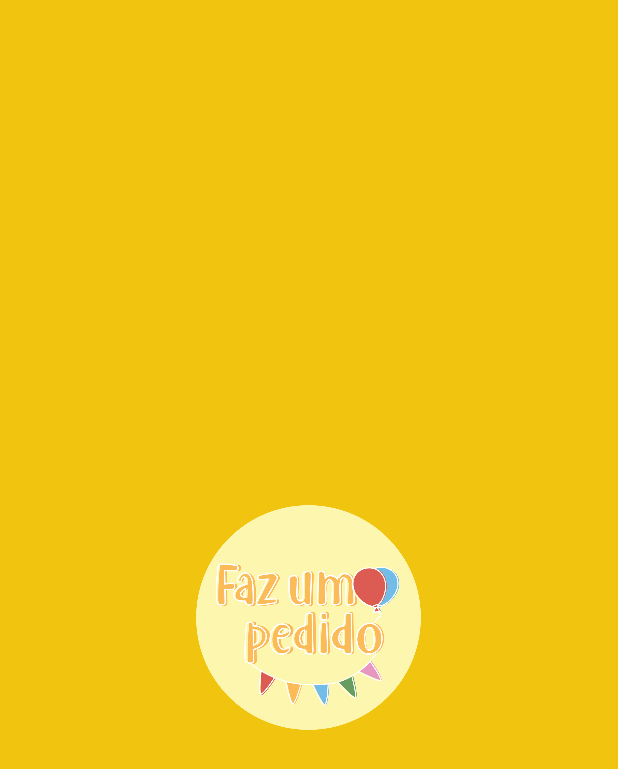
After one commit to mehvitor/Atividade-Reflexiva, an Android app: the SplashActivity screen opened directly, with no data from a screen before it, on a phone screen of 412 x 824 dp. The commit adds this screen. Shown: the top 769 px of the screen. Run offline under Robolectric (Android 15) with nearby library versions, the phone set to English and light mode, and no system bars.

Commit message:
Mudei as cores do aplicativo e botões e adicionei uma SplashScreen com a logo da loja virtual da minha namorada

```diff
--- a/app/src/main/AndroidManifest.xml
+++ b/app/src/main/AndroidManifest.xml
@@ -13,6 +13,9 @@
         android:theme="@style/Theme.AtividadeReflexiva"
         tools:targetApi="31">
         <activity
+            android:name=".MainActivity"
+            android:exported="false" />
+        <activity
             android:name=".MainActivity3"
             android:exported="false"
             android:label="@string/title_activity_main3"
@@ -23,7 +26,7 @@
             android:label="@string/title_activity_main2"
             android:theme="@style/Theme.AtividadeReflexiva" />
         <activity
-            android:name=".MainActivity"
+            android:name=".SplashActivity"
             android:exported="true"
             android:label="@string/app_name"
             android:theme="@style/Theme.AtividadeReflexiva">
--- /dev/null
+++ b/app/src/main/java/vitortellesescame/com/atividadereflexiva/SplashActivity.java
@@ -0,0 +1,27 @@
+package vitortellesescame.com.atividadereflexiva;
+
+import androidx.appcompat.app.AppCompatActivity;
+
+import android.content.Intent;
+import android.os.Bundle;
+import android.os.Handler;
+
+public class SplashActivity extends AppCompatActivity {
+
+    @Override
+    protected void onCreate(Bundle savedInstanceState) {
+        super.onCreate(savedInstanceState);
+        setContentView(R.layout.activity_splash);
+    new Handler().postDelayed(new Runnable() {
+        @Override
+        public void run() {
+            Intent intent = new Intent(SplashActivity.this, MainActivity.class);
+            startActivity(intent);
+            finish();
+
+        }
+    },3000);
+
+
+    }
+}
--- a/app/src/main/res/drawable/background_button.xml
+++ b/app/src/main/res/drawable/background_button.xml
@@ -3,7 +3,7 @@
     xmlns:android="http://schemas.android.com/apk/res/android">
 
     <solid android:color="@color/white"/>
-    <stroke android:color="#FF6200EE" android:width="2dp"/>
+    <stroke android:color="#FAEE8A" android:width="4dp"/>
     <corners android:radius="30dp"/>
 
 
--- a/app/src/main/res/layout/activity_main.xml
+++ b/app/src/main/res/layout/activity_main.xml
@@ -16,7 +16,7 @@
 
         <com.google.android.material.appbar.MaterialToolbar
             android:id="@+id/toolbar"
-            android:background="#530082"
+            android:background="#f1c40f"
             app:title="Página 1"
             app:titleTextColor="@color/white"
             android:layout_width="match_parent"
@@ -34,7 +34,7 @@
         android:layout_gravity="bottom|end"
         android:layout_marginEnd="@dimen/fab_margin"
         android:layout_marginBottom="16dp"
-        app:srcCompat="@android:drawable/ic_dialog_email" />
+        app:srcCompat="@drawable/img_4" />
 
 
 
--- a/app/src/main/res/layout/activity_main2.xml
+++ b/app/src/main/res/layout/activity_main2.xml
@@ -14,7 +14,9 @@
 
         <com.google.android.material.appbar.MaterialToolbar
             android:id="@+id/toolbar"
-            android:background="#530082"
+            android:background="#f1c40f"
+            app:title="Página 2"
+            app:titleTextColor="@color/white"
             android:layout_width="match_parent"
             android:layout_height="?attr/actionBarSize" />
 
@@ -29,6 +31,6 @@
         android:layout_gravity="bottom|end"
         android:layout_marginEnd="@dimen/fab_margin"
         android:layout_marginBottom="16dp"
-        app:srcCompat="@android:drawable/ic_dialog_email" />
+        app:srcCompat="@drawable/img_4" />
 
 </androidx.coordinatorlayout.widget.CoordinatorLayout>
--- a/app/src/main/res/layout/activity_main3.xml
+++ b/app/src/main/res/layout/activity_main3.xml
@@ -15,7 +15,9 @@
         <com.google.android.material.appbar.MaterialToolbar
             android:id="@+id/toolbar"
             android:layout_width="match_parent"
-            android:background="#530082"
+            android:background="#f1c40f"
+            app:title="Página 3"
+            app:titleTextColor="@color/white"
             android:layout_height="?attr/actionBarSize" />
 
     </com.google.android.material.appbar.AppBarLayout>
@@ -29,6 +31,6 @@
         android:layout_gravity="bottom|end"
         android:layout_marginEnd="@dimen/fab_margin"
         android:layout_marginBottom="16dp"
-        app:srcCompat="@android:drawable/ic_dialog_email" />
+        app:srcCompat="@drawable/img_4" />
 
 </androidx.coordinatorlayout.widget.CoordinatorLayout>
--- /dev/null
+++ b/app/src/main/res/layout/activity_splash.xml
@@ -0,0 +1,22 @@
+<?xml version="1.0" encoding="utf-8"?>
+<LinearLayout xmlns:android="http://schemas.android.com/apk/res/android"
+    xmlns:app="http://schemas.android.com/apk/res-auto"
+    xmlns:tools="http://schemas.android.com/tools"
+    android:layout_width="match_parent"
+    android:layout_height="match_parent"
+    tools:context=".SplashActivity"
+    android:gravity="center"
+    android:background="#f1c40f">
+
+
+
+
+    <ImageView
+        android:layout_width="150dp"
+        android:layout_height="150dp"
+        android:src="@drawable/logo"
+        />
+
+
+
+</LinearLayout>
--- a/app/src/main/res/layout/content_main.xml
+++ b/app/src/main/res/layout/content_main.xml
@@ -14,7 +14,7 @@
         android:padding="15dp"
         android:text="Ir para proxima página"
         android:background="@drawable/background_button"
-        android:textColor="#FF6200EE"
+        android:textColor="#757575"
         android:textSize="10dp"
         app:layout_constraintEnd_toEndOf="parent"
         tools:layout_editor_absoluteY="16dp" />
--- a/app/src/main/res/layout/content_main2.xml
+++ b/app/src/main/res/layout/content_main2.xml
@@ -13,7 +13,7 @@
         android:padding="15dp"
         android:text="Ir para proxima página"
         android:background="@drawable/background_button"
-        android:textColor="#FF6200EE"
+        android:textColor="#757575"
         android:textSize="10dp"
         app:layout_constraintEnd_toEndOf="parent"
          />
@@ -26,7 +26,7 @@
         android:background="@drawable/background_button"
         android:text="Voltar"
         android:textSize="10dp"
-        android:textColor="#FF6200EE"
+        android:textColor="#757575"
         app:layout_constraintHorizontal_bias="0.091"
         app:layout_constraintStart_toStartOf="parent"
         tools:layout_editor_absoluteY="0dp" />
--- a/app/src/main/res/layout/content_main3.xml
+++ b/app/src/main/res/layout/content_main3.xml
@@ -15,7 +15,7 @@
         android:background="@drawable/background_button"
         android:text="Voltar"
         android:textSize="10dp"
-        android:textColor="#FF6200EE"
+        android:textColor="#757575"
         app:layout_constraintHorizontal_bias="0.091"
         app:layout_constraintStart_toStartOf="parent"
         />
```
Also changed, not shown: app/src/main/res/drawable/img_3.png (added), app/src/main/res/drawable/img_4.png (added), app/src/main/res/drawable/logo.png (added).
